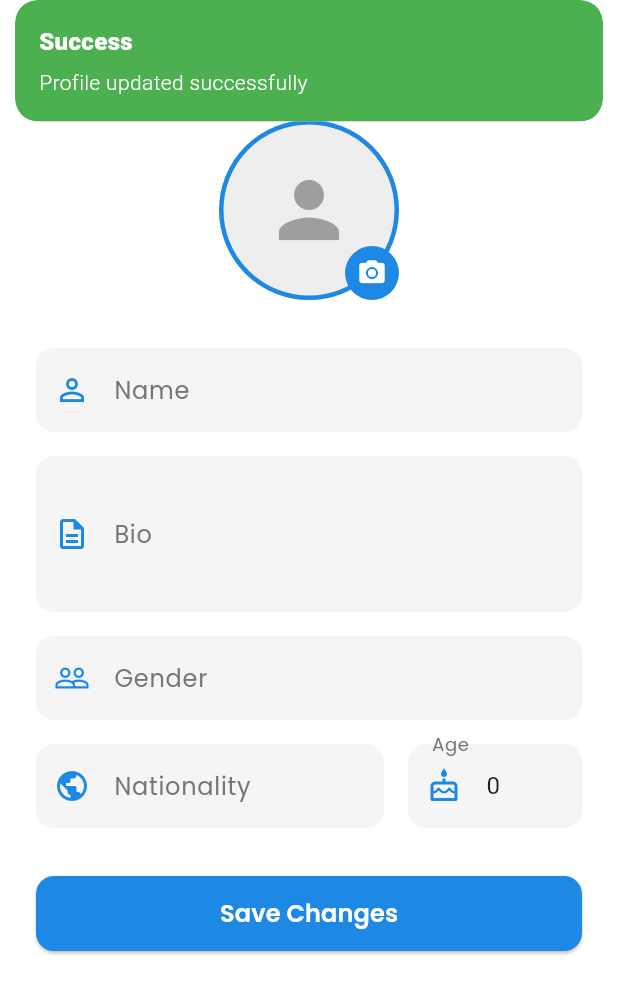
After one commit to mc-ondros/we-all-belong, a Flutter app: the EditProfileScreen screen opened directly, after a tap on "Save Changes", on a phone screen of 412 x 824 dp. The commit adds this screen. Shown: the top 994 px of the screen. Run offline on Flutter 3.47's test engine with Material 3 defaults, Android fonts, the phone set to English and light mode, and no system bars; our stand-ins replace cloud_firestore, firebase_auth, firebase_core, firebase_storage, geolocator, get and 4 more; missing offline and left inert: firebase_app_check, flutter_inappwebview; accounts and stored records are empty.

Commit message:
feature: added one-time kyc and profile tab

```diff
--- /dev/null
+++ b/we_all_belong/lib/core/models/user_profile_model.dart
@@ -0,0 +1,57 @@
+class UserProfileModel {
+  final String uuid;
+  final String email;
+  final String? name;
+  final String? phoneNumber;
+  final String? nationality;
+  final String? gender;
+  final String? religiousOrientation;
+  final String? sexualPreference;
+  final List<String>? disabilities;
+  final bool isOnboarded;
+
+  UserProfileModel({
+    required this.uuid,
+    required this.email,
+    this.name,
+    this.phoneNumber,
+    this.nationality,
+    this.gender,
+    this.religiousOrientation,
+    this.sexualPreference,
+    this.disabilities,
+    this.isOnboarded = false,
+  });
+
+  Map<String, dynamic> toJson() {
+    return {
+      'uuid': uuid,
+      'email': email,
+      'name': name,
+      'phoneNumber': phoneNumber,
+      'nationality': nationality,
+      'gender': gender,
+      'religiousOrientation': religiousOrientation,
+      'sexualPreference': sexualPreference,
+      'disabilities': disabilities,
+      'isOnboarded': isOnboarded,
+    };
+  }
+
+  factory UserProfileModel.fromJson(Map<String, dynamic> json) {
+    return UserProfileModel(
+      uuid: json['uuid'] ?? '',
+      email: json['email'] ?? '',
+      name: json['name'],
+      phoneNumber: json['phoneNumber'],
+      nationality: json['nationality'],
+      gender: json['gender'],
+      religiousOrientation: json['religiousOrientation'],
+      sexualPreference: json['sexualPreference'],
+      disabilities: json['disabilities'] != null
+          ? List<String>.from(json['disabilities'])
+          : null,
+      isOnboarded: json['isOnboarded'] ?? false,
+    );
+  }
+}
--- /dev/null
+++ b/we_all_belong/lib/features/profile/controller/profile_controller.dart
@@ -0,0 +1,100 @@
+import 'package:flutter/material.dart';
+import 'package:get/get.dart';
+import 'package:image_picker/image_picker.dart';
+import 'dart:io';
+import 'package:firebase_auth/firebase_auth.dart';
+import 'package:cloud_firestore/cloud_firestore.dart';
+
+class ProfileController extends GetxController {
+  final nameController = TextEditingController();
+  final bioController = TextEditingController();
+  final genderController = TextEditingController();
+  final nationalityController = TextEditingController();
+  final ageController = TextEditingController();
+
+  final Rx<File?> profileImage = Rx<File?>(null);
+  final _picker = ImagePicker();
+
+  @override
+  void onInit() {
+    super.onInit();
+    loadUserData();
+  }
+
+  Future<void> pickImage() async {
+    final XFile? image = await _picker.pickImage(source: ImageSource.gallery);
+    if (image != null) {
+      profileImage.value = File(image.path);
+    }
+  }
+
+  Future<void> loadUserData() async {
+    try {
+      final user = FirebaseAuth.instance.currentUser;
+      if (user != null) {
+        final userData = await FirebaseFirestore.instance
+            .collection('users')
+            .doc(user.uid)
+            .get();
+
+        if (userData.exists) {
+          final data = userData.data()!;
+          nameController.text = data['name'] ?? '';
+          bioController.text = data['bio'] ?? '';
+          genderController.text = data['gender'] ?? '';
+          nationalityController.text = data['nationality'] ?? '';
+          ageController.text = data['age']?.toString() ?? '';
+        }
+      }
+    } catch (e) {
+      Get.snackbar(
+        'Error',
+        'Failed to load profile data',
+        backgroundColor: Colors.red,
+        colorText: Colors.white,
+      );
+    }
+  }
+
+  Future<void> saveProfile() async {
+    try {
+      final user = FirebaseAuth.instance.currentUser;
+      if (user != null) {
+        await FirebaseFirestore.instance
+            .collection('users')
+            .doc(user.uid)
+            .update({
+          'name': nameController.text,
+          'bio': bioController.text,
+          'gender': genderController.text,
+          'nationality': nationalityController.text,
+          'age': int.tryParse(ageController.text),
+        });
+
+        Get.snackbar(
+          'Success',
+          'Profile updated successfully',
+          backgroundColor: Colors.green,
+          colorText: Colors.white,
+        );
+      }
+    } catch (e) {
+      Get.snackbar(
+        'Error',
+        'Failed to update profile',
+        backgroundColor: Colors.red,
+        colorText: Colors.white,
+      );
+    }
+  }
+
+  @override
+  void onClose() {
+    nameController.dispose();
+    bioController.dispose();
+    genderController.dispose();
+    nationalityController.dispose();
+    ageController.dispose();
+    super.onClose();
+  }
+}
--- /dev/null
+++ b/we_all_belong/lib/features/profile/screens/edit_profile_screen.dart
@@ -0,0 +1,191 @@
+import 'package:flutter/material.dart';
+import 'package:get/get.dart';
+import 'package:google_fonts/google_fonts.dart';
+import 'package:we_all_belong/features/profile/controller/profile_controller.dart';
+
+class EditProfileScreen extends StatelessWidget {
+  final ProfileController controller = Get.put(ProfileController());
+
+  EditProfileScreen({super.key});
+
+  @override
+  Widget build(BuildContext context) {
+    return Scaffold(
+      backgroundColor: Colors.white,
+      appBar: AppBar(
+        backgroundColor: Colors.transparent,
+        elevation: 0,
+        leading: IconButton(
+          icon: const Icon(Icons.arrow_back, color: Colors.black),
+          onPressed: () => Get.back(),
+        ),
+        title: Text(
+          'Edit Profile',
+          style: GoogleFonts.poppins(
+            color: Colors.black,
+            fontSize: 24,
+            fontWeight: FontWeight.bold,
+          ),
+        ),
+      ),
+      body: SingleChildScrollView(
+        child: Padding(
+          padding: const EdgeInsets.all(24.0),
+          child: Column(
+            crossAxisAlignment: CrossAxisAlignment.center,
+            children: [
+              // Profile Picture Section
+              Stack(
+                alignment: Alignment.bottomRight,
+                children: [
+                  Container(
+                    width: 120,
+                    height: 120,
+                    decoration: BoxDecoration(
+                      shape: BoxShape.circle,
+                      color: Colors.grey[200],
+                      border: Border.all(
+                        color: Colors.blue[600]!,
+                        width: 3,
+                      ),
+                    ),
+                    child: Obx(() => controller.profileImage.value != null
+                        ? ClipOval(
+                            child: Image.file(
+                              controller.profileImage.value!,
+                              fit: BoxFit.cover,
+                            ),
+                          )
+                        : const Icon(
+                            Icons.person,
+                            size: 60,
+                            color: Colors.grey,
+                          )),
+                  ),
+                  GestureDetector(
+                    onTap: controller.pickImage,
+                    child: Container(
+                      padding: const EdgeInsets.all(8),
+                      decoration: BoxDecoration(
+                        color: Colors.blue[600],
+                        shape: BoxShape.circle,
+                      ),
+                      child: const Icon(
+                        Icons.camera_alt,
+                        color: Colors.white,
+                        size: 20,
+                      ),
+                    ),
+                  ),
+                ],
+              ),
+              const SizedBox(height: 32),
+
+              // Form Fields
+              _buildTextField(
+                label: 'Name',
+                controller: controller.nameController,
+                icon: Icons.person_outline,
+              ),
+              const SizedBox(height: 16),
+
+              _buildTextField(
+                label: 'Bio',
+                controller: controller.bioController,
+                icon: Icons.description_outlined,
+                maxLines: 3,
+              ),
+              const SizedBox(height: 16),
+
+              _buildTextField(
+                label: 'Gender',
+                controller: controller.genderController,
+                icon: Icons.people_outline,
+              ),
+              const SizedBox(height: 16),
+
+              Row(
+                children: [
+                  Expanded(
+                    flex: 2,
+                    child: _buildTextField(
+                      label: 'Nationality',
+                      controller: controller.nationalityController,
+                      icon: Icons.public,
+                    ),
+                  ),
+                  const SizedBox(width: 16),
+                  Expanded(
+                    child: _buildTextField(
+                      label: 'Age',
+                      controller: controller.ageController,
+                      icon: Icons.cake_outlined,
+                      keyboardType: TextInputType.number,
+                    ),
+                  ),
+                ],
+              ),
+              const SizedBox(height: 32),
+
+              // Save Button
+              SizedBox(
+                width: double.infinity,
+                height: 50,
+                child: ElevatedButton(
+                  onPressed: controller.saveProfile,
+                  style: ElevatedButton.styleFrom(
+                    backgroundColor: Colors.blue[600],
+                    shape: RoundedRectangleBorder(
+                      borderRadius: BorderRadius.circular(12),
+                    ),
+                  ),
+                  child: Text(
+                    'Save Changes',
+                    style: GoogleFonts.poppins(
+                      color: Colors.white,
+                      fontSize: 16,
+                      fontWeight: FontWeight.w600,
+                    ),
+                  ),
+                ),
+              ),
+            ],
+          ),
+        ),
+      ),
+    );
+  }
+
+  Widget _buildTextField({
+    required String label,
+    required TextEditingController controller,
+    required IconData icon,
+    int maxLines = 1,
+    TextInputType? keyboardType,
+  }) {
+    return Container(
+      decoration: BoxDecoration(
+        color: Colors.grey[100],
+        borderRadius: BorderRadius.circular(12),
+      ),
+      child: TextField(
+        controller: controller,
+        maxLines: maxLines,
+        keyboardType: keyboardType,
+        decoration: InputDecoration(
+          labelText: label,
+          labelStyle: GoogleFonts.poppins(
+            color: Colors.grey[600],
+          ),
+          prefixIcon: Icon(icon, color: Colors.blue[600]),
+          border: OutlineInputBorder(
+            borderRadius: BorderRadius.circular(12),
+            borderSide: BorderSide.none,
+          ),
+          filled: true,
+          fillColor: Colors.grey[100],
+        ),
+      ),
+    );
+  }
+}
--- a/we_all_belong/pubspec.yaml
+++ b/we_all_belong/pubspec.yaml
@@ -141,7 +141,6 @@ flutter:
   # included with your application, so that you can use the icons in
   # the material Icons class.
   uses-material-design: true
-
   # To add assets to your application, add an assets section, like this:
   # assets:
   #   - images/a_dot_burr.jpeg
```
Also changed, not shown: we_all_belong/lib/features/homepage/controller/homepage_controller.dart (+15 -0 lines), we_all_belong/lib/features/homepage/homepage_screen.dart (+2 -7 lines), we_all_belong/lib/features/kyc/controller/kyc_controller.dart (added, +62 -0 lines), we_all_belong/lib/features/kyc/screens/kyc_screen.dart (added, +132 -0 lines), we_all_belong/lib/login.dart (+18 -5 lines), we_all_belong/lib/register.dart (+9 -0 lines).
